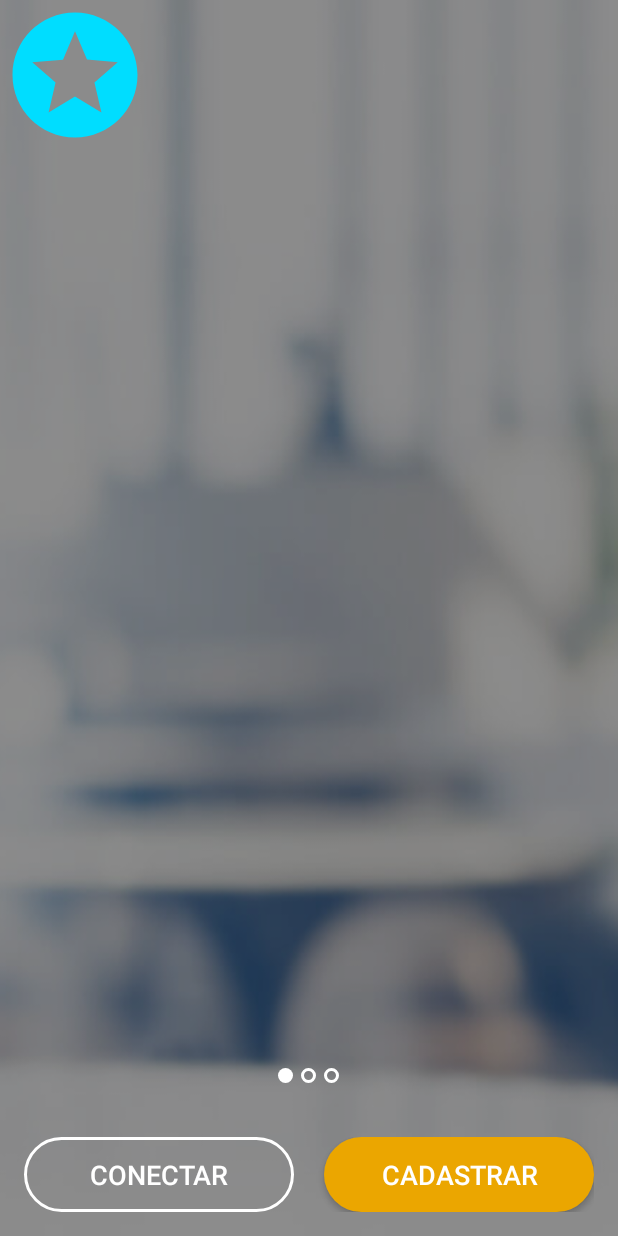
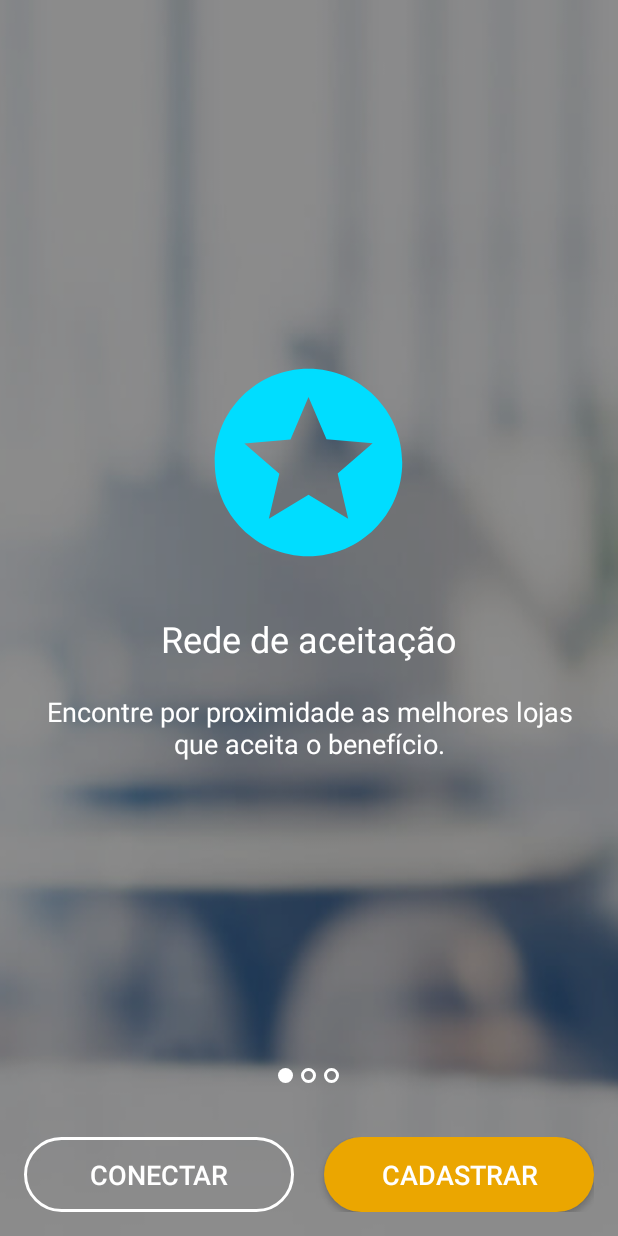
Before and after one commit to rodrigohenriques/hackathon-m4u-portador, an Android app: the screen it shows after launch (MainActivity), on a phone screen of 412 x 824 dp. Run offline under Robolectric (Android 15) with nearby library versions, the light colour scheme and no system bars; our stand-ins replace ButterKnife.

```diff
--- a/app/src/main/res/layout/fragment_step_one_wizzard_how_to_use_welcome.xml
+++ b/app/src/main/res/layout/fragment_step_one_wizzard_how_to_use_welcome.xml
@@ -2,11 +2,31 @@
 <LinearLayout xmlns:android="http://schemas.android.com/apk/res/android"
     android:layout_width="match_parent"
     android:layout_height="match_parent"
-    android:orientation="vertical">
+    android:gravity="center"
+    android:orientation="vertical"
+    android:paddingLeft="16dp"
+    android:paddingRight="16dp">
 
     <ImageView
-        android:layout_width="100dp"
-        android:layout_height="100dp"
+        android:layout_width="150dp"
+        android:layout_height="150dp"
         android:background="@drawable/ic_stars_black_24dp" />
 
+    <TextView
+        android:layout_width="wrap_content"
+        android:layout_height="wrap_content"
+        android:layout_marginTop="26dp"
+        android:text="Rede de aceitação"
+        android:textColor="@android:color/white"
+        android:textSize="24sp" />
+
+    <TextView
+        android:layout_width="wrap_content"
+        android:layout_height="wrap_content"
+        android:layout_marginTop="20dp"
+        android:gravity="center"
+        android:text="Encontre por proximidade as melhores lojas que aceita o benefício."
+        android:textColor="@android:color/white"
+        android:textSize="18sp" />
+
 </LinearLayout>
```
